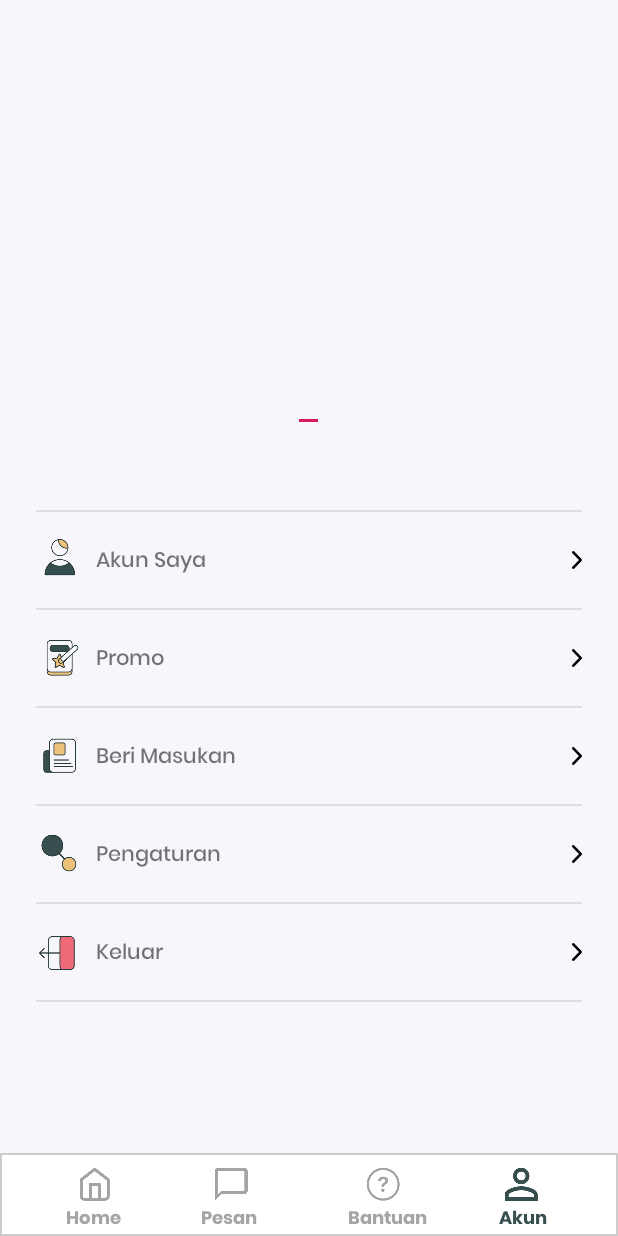
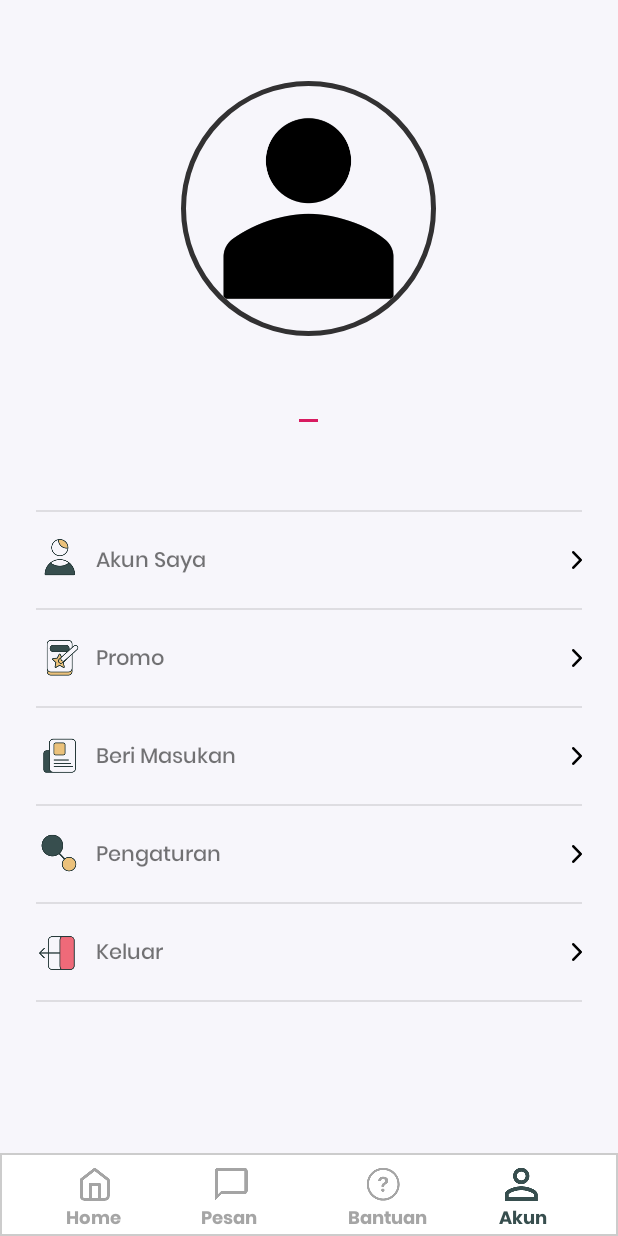
Before and after one commit to andripery/GerakAndroid, an Android app: the Akun screen opened directly, with no data from a screen before it, after a tap on "Simpan", on a phone screen of 412 x 824 dp. Run offline under Robolectric (Android 15) with nearby library versions, the phone set to English and light mode, and no system bars; our stand-ins replace CircleImageView, Firebase (no records; nobody signed in at launch, a user with empty details on screens opened directly).

Commit message:
27 Januari 2020 Update Profile Image

```diff
--- a/gerak/app/src/main/AndroidManifest.xml
+++ b/gerak/app/src/main/AndroidManifest.xml
@@ -1,6 +1,9 @@
 <?xml version="1.0" encoding="utf-8"?>
 <manifest xmlns:android="http://schemas.android.com/apk/res/android"
     package="com.projek.gerak">
+
+    <uses-permission android:name="android.permission.INTERNET" />
+    <uses-permission android:name="android.permission.READ_EXTERNAL_STORAGE" />
 
     <application
         android:allowBackup="true"
--- a/gerak/app/src/main/java/com/projek/gerak/Akun.java
+++ b/gerak/app/src/main/java/com/projek/gerak/Akun.java
@@ -1,7 +1,10 @@
 package com.projek.gerak;
 
 import android.content.Intent;
+import android.graphics.Bitmap;
+import android.net.Uri;
 import android.os.Bundle;
+import android.provider.MediaStore;
 import android.util.Log;
 import android.view.LayoutInflater;
 import android.view.View;
@@ -31,13 +34,17 @@ import com.google.firebase.database.ValueEventListener;
 import com.projek.gerak.Table.Masukan;
 import com.projek.gerak.Table.User;
 
+import java.io.IOException;
+
+import de.hdodenhof.circleimageview.CircleImageView;
+
 public class Akun extends AppCompatActivity {
 
     private static final String TAG = "LoginActivity";
     private FirebaseAuth mAuth = FirebaseAuth.getInstance();
     private FirebaseDatabase mDatabase = FirebaseDatabase.getInstance();
     private DatabaseReference mDataRef = mDatabase.getReference();
-    private FirebaseUser firebaseUser= mAuth.getCurrentUser();
+    private FirebaseUser firebaseUser = mAuth.getCurrentUser();
     private String userKey = firebaseUser.getUid();
     private EditText edtNama;
     private EditText edtNope;
@@ -159,6 +166,7 @@ public class Akun extends AppCompatActivity {
 //                    }
 //                });
 
+        if (userPass != null) {
             firebaseUser.reauthenticate(credential)
                     .addOnCompleteListener(new OnCompleteListener<Void>() {
                         @Override
@@ -178,6 +186,7 @@ public class Akun extends AppCompatActivity {
                             //----------------------------------------------------------\\
                         }
                     });
+        }
 
 //        mAuth.signInWithEmailAndPassword(email, password)
 //                .addOnCompleteListener(this, new OnCompleteListener<AuthResult>() {
--- a/gerak/app/src/main/java/com/projek/gerak/FragmentAkun.java
+++ b/gerak/app/src/main/java/com/projek/gerak/FragmentAkun.java
@@ -1,5 +1,6 @@
 package com.projek.gerak;
 
+import android.net.Uri;
 import android.os.Bundle;
 import android.util.Log;
 import android.view.LayoutInflater;
@@ -10,6 +11,8 @@ import android.widget.TextView;
 
 import androidx.fragment.app.Fragment;
 
+import com.bumptech.glide.Glide;
+import com.google.android.gms.tasks.OnSuccessListener;
 import com.google.firebase.auth.FirebaseAuth;
 import com.google.firebase.auth.FirebaseUser;
 import com.google.firebase.database.DataSnapshot;
@@ -17,6 +20,10 @@ import com.google.firebase.database.DatabaseError;
 import com.google.firebase.database.DatabaseReference;
 import com.google.firebase.database.FirebaseDatabase;
 import com.google.firebase.database.ValueEventListener;
+import com.google.firebase.storage.FirebaseStorage;
+import com.google.firebase.storage.StorageReference;
+
+import de.hdodenhof.circleimageview.CircleImageView;
 
 public class FragmentAkun extends Fragment {
 
@@ -25,11 +32,12 @@ public class FragmentAkun extends Fragment {
     private FirebaseDatabase mDatabase;
     private DatabaseReference mDataRef;
     private String userKey;
+    private CircleImageView profileImage;
 
     @Override
-    public View onCreateView(LayoutInflater inflater, ViewGroup container, Bundle savedInstanceState){
+    public View onCreateView(LayoutInflater inflater, ViewGroup container, Bundle savedInstanceState) {
         LayoutInflater lf = getActivity().getLayoutInflater();
-        final View view =  lf.inflate(R.layout.akun, container, false);
+        final View view = lf.inflate(R.layout.akun, container, false);
 
         mAuth = FirebaseAuth.getInstance();
         mDatabase = FirebaseDatabase.getInstance();
@@ -37,17 +45,34 @@ public class FragmentAkun extends Fragment {
         FirebaseUser user = mAuth.getCurrentUser();
         userKey = user.getUid();
 
+
+        StorageReference storageReference = FirebaseStorage.getInstance().getReference().child("images").child(userKey);
+        storageReference.getDownloadUrl().addOnSuccessListener(new OnSuccessListener<Uri>() {
+            @Override
+            public void onSuccess(Uri uri) {
+                profileImage = view.findViewById(R.id.profile_image);
+                Glide.with(FragmentAkun.this /* context */)
+                        .load(uri)
+                        .into(profileImage);
+            }
+        });
+
         mDataRef.child("user").child(userKey).addValueEventListener(new ValueEventListener() {
             @Override
             public void onDataChange(DataSnapshot dataSnapshot) {
                 String username = dataSnapshot.child("username").getValue(String.class);
+                if (dataSnapshot.hasChild("image")) {
+//                    nope = dataSnapshot.child("nope").getValue(String.class);
+//                    edtNope.setText(nope);
+                }
                 Log.d(TAG, "Name: " + username);
                 EditText nama = (EditText) view.findViewById(R.id.tbNama);
                 nama.setText(username);
             }
 
             @Override
-            public void onCancelled(DatabaseError databaseError) {}
+            public void onCancelled(DatabaseError databaseError) {
+            }
         });
 
         return view;
--- a/gerak/app/src/main/java/com/projek/gerak/Titip.java
+++ b/gerak/app/src/main/java/com/projek/gerak/Titip.java
@@ -5,7 +5,6 @@ import android.os.Bundle;
 import android.util.Log;
 import android.view.View;
 import android.widget.EditText;
-import android.widget.Spinner;
 import android.widget.Toast;
 
 import androidx.appcompat.app.AppCompatActivity;
--- a/gerak/app/src/main/res/layout/akun.xml
+++ b/gerak/app/src/main/res/layout/akun.xml
@@ -1,7 +1,21 @@
 <?xml version="1.0" encoding="utf-8"?>
 <RelativeLayout xmlns:android="http://schemas.android.com/apk/res/android"
-    android:layout_width="match_parent" android:layout_height="match_parent"
+    android:layout_width="match_parent"
+    android:layout_height="match_parent"
+    xmlns:app="http://schemas.android.com/apk/res-auto"
     android:background="@color/bgcolor">
+
+    <de.hdodenhof.circleimageview.CircleImageView
+        android:id="@+id/profile_image"
+        android:layout_width="170dp"
+        android:layout_height="170dp"
+        android:layout_centerHorizontal="true"
+        android:layout_marginTop="54dp"
+        android:src="@drawable/person"
+        app:civ_border_color="#323132"
+        app:civ_border_width="3dp"
+        android:onClick="chooseImage"
+        />
 
     <EditText
         android:id="@+id/tbNama"
```
Also changed, not shown: gerak/app/build.gradle (+6 -1 lines), gerak/app/src/main/java/com/projek/gerak/Home.java (+95 -0 lines), gerak/app/src/main/res/drawable/person.png (added). Lines whose indentation alone changed are shown as unchanged.
